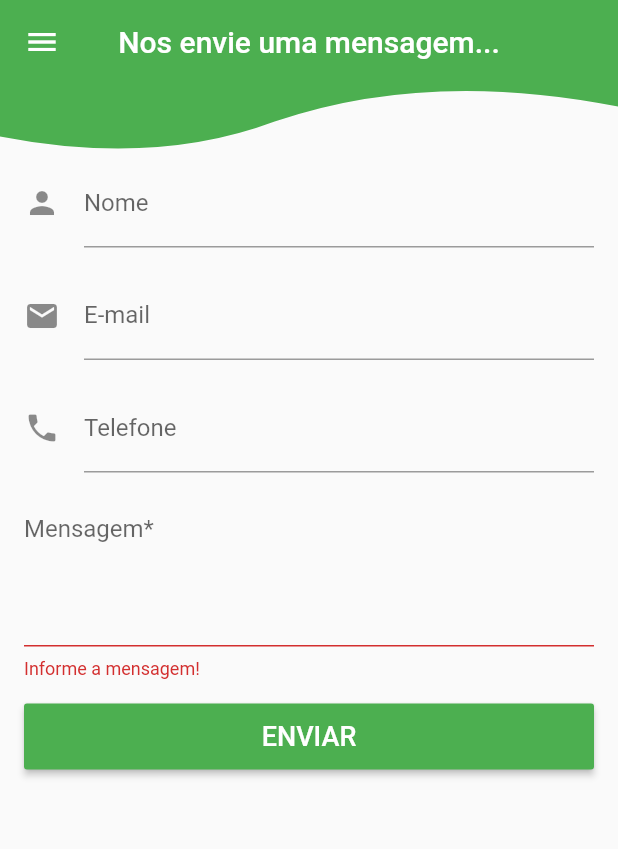
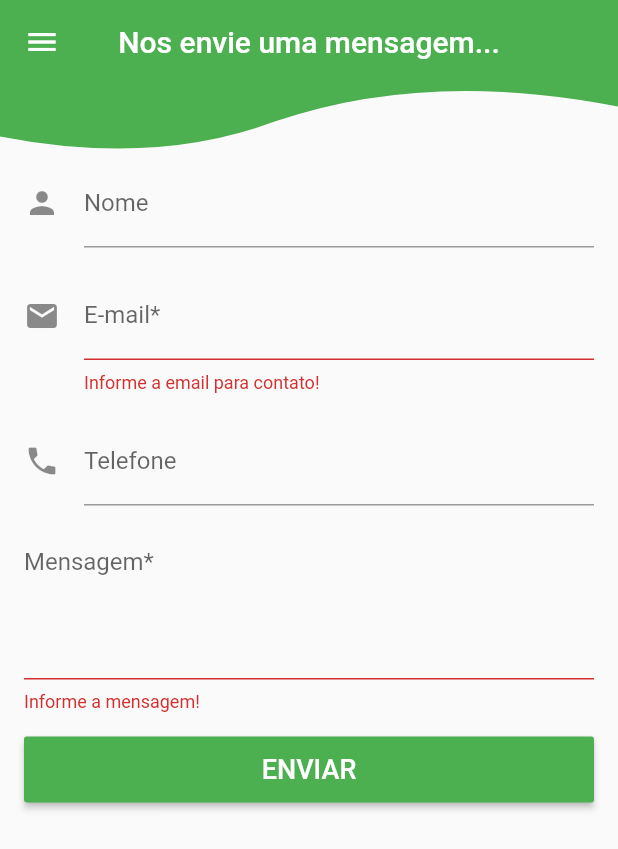
Before and after one commit to mfsirilo/OndeTemSaude, a Flutter app: the ContactUsTab screen opened by its route, after a tap on "ENVIAR", on a phone screen of 412 x 824 dp. Shown: the top 849 px of the screen. Run offline on Flutter 3.47's test engine with Material 2 defaults, Android fonts, the phone set to English and light mode, and no system bars; our stand-ins replace cached_network_image, carousel_pro, cloud_firestore, firebase_auth, flutter_custom_clippers, flutter_masked_text and 3 more; missing offline and left inert: bloc_pattern; accounts and stored records are empty.

Commit message:
colocando fale conosco somente para usuário logado.

```diff
--- a/lib/ui/pages/place_page.dart
+++ b/lib/ui/pages/place_page.dart
@@ -67,7 +67,7 @@ class _PlacePageState extends State<PlacePage> {
                   mainAxisSize: MainAxisSize.max,
                   children: <Widget>[
                     Text(
-                      place["title"],
+                      place["title"].toUpperCase(),
                       style: TextStyle(
                           fontSize: 20.0, fontWeight: FontWeight.w500),
                       maxLines: 3,
--- a/lib/ui/tabs/contactus_tab.dart
+++ b/lib/ui/tabs/contactus_tab.dart
@@ -69,9 +69,14 @@ class _ContactUsTabState extends State<ContactUsTab> {
                             controller: _emailController,
                             decoration: InputDecoration(
                                 hasFloatingPlaceholder: true,
-                                labelText: "E-mail",
+                                labelText: "E-mail*",
                                 icon: Icon(Icons.email)),
                             keyboardType: TextInputType.emailAddress,
+                            validator: (text) {
+                              if (text.isEmpty)
+                                return "Informe a email para contato!";
+                              return null;
+                            },
                           ),
                           SizedBox(
                             height: 16.0,
--- a/lib/ui/tiles/place_tile2.dart
+++ b/lib/ui/tiles/place_tile2.dart
@@ -28,7 +28,7 @@ class PlaceTile2 extends StatelessWidget {
                   crossAxisAlignment: CrossAxisAlignment.start,
                   children: <Widget>[
                     Text(
-                      snapshot.data["title"],
+                      snapshot.data["title"].toString().toUpperCase(),
                       textAlign: TextAlign.start,
                       style: TextStyle(
                           fontWeight: FontWeight.bold, fontSize: 17.0),
--- a/lib/ui/widgets/custom_drawer.dart
+++ b/lib/ui/widgets/custom_drawer.dart
@@ -5,7 +5,6 @@ import 'package:onde_tem_saude_app/routes/routes.dart';
 import 'package:onde_tem_saude_app/ui/general/login_page.dart';
 import 'package:onde_tem_saude_app/ui/tabs/home_tab.dart';
 import 'package:onde_tem_saude_app/ui/tiles/drawer_tile.dart';
-import 'package:scoped_model/scoped_model.dart';
 
 class CustomDrawer extends StatelessWidget {
   final String route;
@@ -31,7 +30,7 @@ class CustomDrawer extends StatelessWidget {
               Container(
                 margin: EdgeInsets.only(bottom: 8.0),
                 padding: EdgeInsets.fromLTRB(32.0, 16.0, 16.0, 8.0),
-                height: 70.0,
+                height: 90.0,
                 child: Stack(
                   children: <Widget>[
                     Positioned(
@@ -48,46 +47,41 @@ class CustomDrawer extends StatelessWidget {
                     Positioned(
                       left: 0.0,
                       bottom: 0.0,
-                        child: ScopedModelDescendant<UserModel>(
-                          builder: (context, child, model) {
-                            return Column(
+                      child: Column(
                         crossAxisAlignment: CrossAxisAlignment.start,
                         children: <Widget>[
                           Text(
                             "Olá, " +
-                                      (!model.isLoggedIn()
+                                (!UserModel.of(context).isLoggedIn()
                                     ? ""
-                                          : model.userData["name"]),
+                                    : UserModel.of(context).userData["name"]),
                             style: TextStyle(
-                                      fontSize: 18.0,
+                                fontSize: 22.0,
                                 fontWeight: FontWeight.bold,
                                 color: Colors.grey[700]),
                           ),
                           GestureDetector(
                             child: Text(
-                                    !model.isLoggedIn()
+                              !UserModel.of(context).isLoggedIn()
                                   ? "Entre ou cadastre-se..."
                                   : "Sair",
                               style: TextStyle(
                                   color: Theme.of(context).primaryColor,
                                   fontWeight: FontWeight.bold,
-                                    ),
+                                  fontSize: 18.0),
                             ),
                             onTap: () {
-                                    if (!model.isLoggedIn()) {
-                                      Navigator.of(context).push(
-                                          MaterialPageRoute(
-                                              builder: (context) =>
-                                                  LoginPage()));
+                              if (!UserModel.of(context).isLoggedIn()) {
+                                Navigator.of(context).push(MaterialPageRoute(
+                                    builder: (context) => LoginPage()));
                               } else {
-                                      model.signOut();
+                                UserModel.of(context).signOut();
                               }
                             },
                           )
                         ],
-                            );
-                          },
-                        ))
+                      ),
+                    )
                   ],
                 ),
               ),
@@ -107,15 +101,14 @@ class CustomDrawer extends StatelessWidget {
                   22.0),
               //DrawerTile(FontAwesomeIcons.fileSignature, "Sobre",
               //    MenuPages.aboutUs, route == Routes.aboutUs, 22.0),
-              DrawerTile(Icons.message, "Fale Conosco", MenuPages.contactUs,
-                  route == Routes.contactUs, 25.0),
-              Container(child: ScopedModelDescendant<UserModel>(
-                  builder: (context, child, model) {
-                return model.isLoggedIn()
+              UserModel.of(context).isLoggedIn()
+                  ? DrawerTile(Icons.message, "Fale Conosco",
+                      MenuPages.contactUs, route == Routes.contactUs, 25.0)
+                  : Container(),
+              UserModel.of(context).isLoggedIn()
                   ? DrawerTile(FontAwesomeIcons.addressCard, "Meu Perfil",
                       MenuPages.profile, route == Routes.profile, 22.0)
-                    : Container();
-              })),
+                  : Container(),
             ],
           )
         ],
```
Also changed, not shown: lib/ui/tabs/home_tab.dart (+0 -15 lines). Lines whose indentation alone changed are shown as unchanged.
